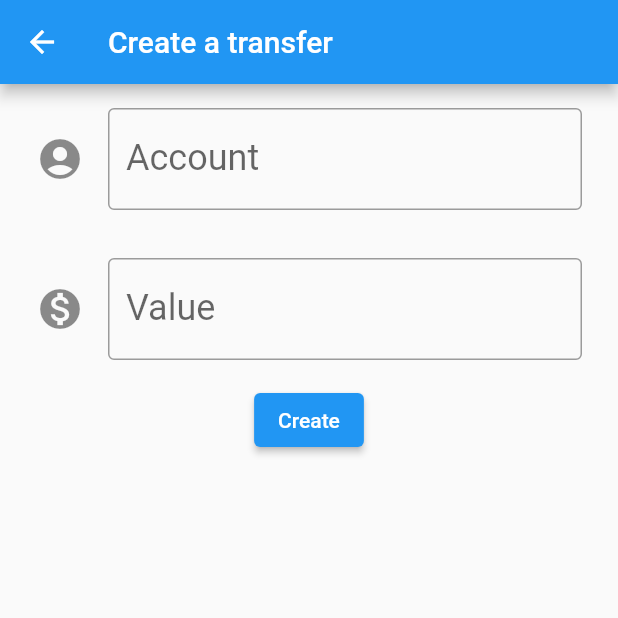
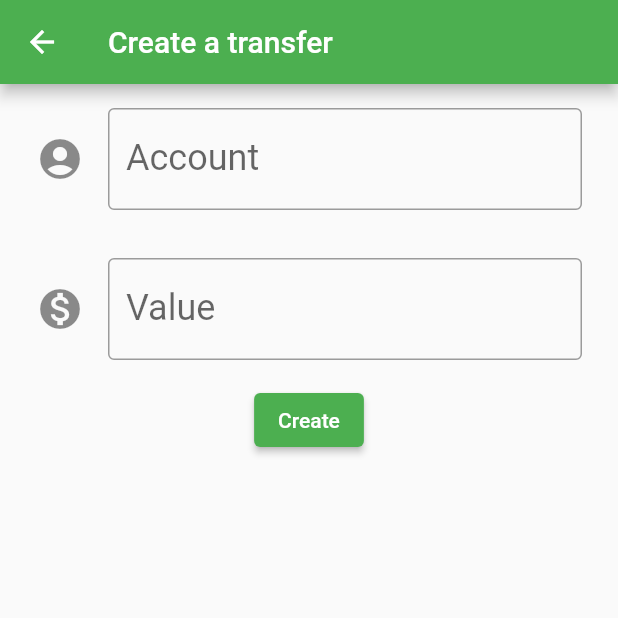
Before and after one commit to andersonmoura109/bytebank, a Flutter app: the screen it shows after launch, after a tap on the "add" icon, on a phone screen of 412 x 824 dp, the top half of it. Run offline on Flutter 3.47's test engine with Material 2 defaults, Android fonts, the phone set to English and light mode, and no system bars.

Commit message:
Configurated the ThemeData

```diff
--- a/lib/main.dart
+++ b/lib/main.dart
@@ -9,16 +9,35 @@ class Bytebank extends StatelessWidget {
   @override
   Widget build(BuildContext context) {
     return MaterialApp(
-      home: Scaffold(
-        body: TransferList(),
+      theme: ThemeData(
+        colorScheme: const ColorScheme(
+            brightness: Brightness.light,
+            primary: Colors.green,
+            onPrimary: Colors.white,
+            secondary: Colors.blue,
+            onSecondary: Colors.white,
+            error: Colors.red,
+            onError: Colors.redAccent,
+            background: Colors.red,
+            onBackground: Colors.white10,
+            surface: Colors.black,
+            onSurface: Colors.black12),
       ),
+      home: TransferList(),
     );
   }
 }
 
-class TransferForm extends StatelessWidget {
-  TransferForm({super.key});
+class TransferForm extends StatefulWidget {
+  const TransferForm({super.key});
 
+  @override
+  State<StatefulWidget> createState() {
+    return TransferFormState();
+  }
+}
+
+class TransferFormState extends State<TransferForm> {
   final TextEditingController _accountController = TextEditingController();
   final TextEditingController _valueController = TextEditingController();
 
@@ -28,7 +47,8 @@ class TransferForm extends StatelessWidget {
       appBar: AppBar(
         title: const Text('Create a transfer'),
       ),
-      body: Column(
+      body: SingleChildScrollView(
+        child: Column(
           children: [
             EditField(
                 controller: _accountController,
@@ -47,6 +67,7 @@ class TransferForm extends StatelessWidget {
               child: const Text('Create'),
             )
           ],
+        ),
       ),
     );
   }
@@ -67,13 +88,13 @@ class TransferForm extends StatelessWidget {
               fontWeight: FontWeight.bold,
             ),
           ),
-          duration: const Duration(milliseconds: 3000),
-          width: 300,
+          duration: const Duration(milliseconds: 2000),
+          width: 200,
           padding: const EdgeInsets.all(16.0),
-          backgroundColor: Colors.orange,
+          backgroundColor: Colors.blue,
           behavior: SnackBarBehavior.floating,
           shape: RoundedRectangleBorder(
-            borderRadius: BorderRadius.circular(10),
+            borderRadius: BorderRadius.circular(20),
           ),
         ),
       );
@@ -118,31 +139,38 @@ class EditField extends StatelessWidget {
   }
 }
 
-class TransferList extends StatelessWidget {
+class TransferList extends StatefulWidget {
   TransferList({super.key});
 
   final List<Transfer> _transfers = [];
 
+  @override
+  State<StatefulWidget> createState() {
+    return TransferListState();
+  }
+}
+
+class TransferListState extends State<TransferList> {
   @override
   Widget build(BuildContext context) {
     return Scaffold(
       appBar: AppBar(
         title: const Text('Transfers'),
       ),
-      body: _transfers.isNotEmpty
+      body: widget._transfers.isNotEmpty
           ? ListView.builder(
-              itemCount: _transfers.length,
+              itemCount: widget._transfers.length,
               itemBuilder: (context, index) {
-                final Transfer transfer = _transfers[index];
+                final Transfer transfer = widget._transfers[index];
                 return TransferItem(transfer);
               },
             )
           : const Center(
               child: Text(
-                'Enter a new transfer',
+                'Enter a transfer',
                 style: TextStyle(
                   fontSize: 32,
-                  color: Colors.amber,
+                  color: Colors.green,
                 ),
               ),
             ),
@@ -151,14 +179,13 @@ class TransferList extends StatelessWidget {
           final Future<Transfer?> receivedTransfer = Navigator.push(
             context,
             MaterialPageRoute(builder: (context) {
-              return TransferForm();
+              return const TransferForm();
             }),
           );
 
           receivedTransfer.then((transfer) => {
-                _transfers.add(transfer!),
-                debugPrint('Enter the future return'),
-                debugPrint('$transfer'),
+                if (transfer != null)
+                  {setState(() => widget._transfers.add(transfer))},
               });
         },
         child: const Icon(
@@ -194,6 +221,6 @@ class Transfer {
 
   @override
   String toString() {
-    return 'Created transfer to Account: $account with the Value: $value';
+    return 'Transfered to \nAccount: $account \nValue: $value';
   }
 }
```
Lines whose indentation alone changed are shown as unchanged.
